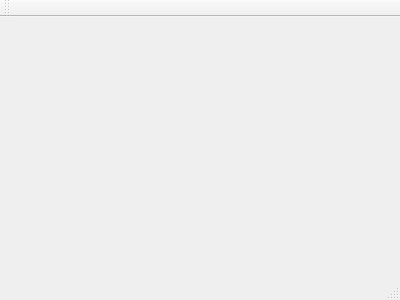
First picture: the form in HashFunctions/mainwindow.ui, repository Alg0r1thmic/CyberSecurity, before the edit.
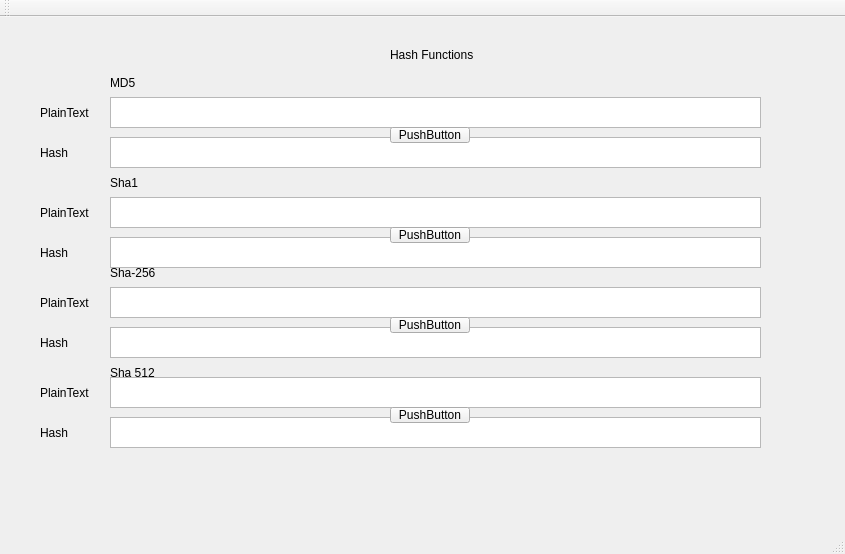
Second picture: the form after the edit.

```diff
--- a/HashFunctions/mainwindow.ui
+++ b/HashFunctions/mainwindow.ui
@@ -1,24 +1,341 @@
 <ui version="4.0">
  <class>MainWindow</class>
- <widget class="QMainWindow" name="MainWindow" >
-  <property name="geometry" >
+ <widget class="QMainWindow" name="MainWindow">
+  <property name="geometry">
    <rect>
     <x>0</x>
     <y>0</y>
-    <width>400</width>
-    <height>300</height>
+    <width>845</width>
+    <height>554</height>
    </rect>
   </property>
   <property name="windowTitle" >
    <string>MainWindow</string>
   </property>
-  <widget class="QMenuBar" name="menuBar" />
-  <widget class="QToolBar" name="mainToolBar" />
-  <widget class="QWidget" name="centralWidget" />
-  <widget class="QStatusBar" name="statusBar" />
+  <widget class="QWidget" name="centralWidget">
+   <widget class="QLabel" name="label">
+    <property name="geometry">
+     <rect>
+      <x>110</x>
+      <y>60</y>
+      <width>49</width>
+      <height>12</height>
+     </rect>
+    </property>
+    <property name="text">
+     <string>MD5</string>
+    </property>
+   </widget>
+   <widget class="QLabel" name="label_2">
+    <property name="geometry">
+     <rect>
+      <x>390</x>
+      <y>30</y>
+      <width>121</width>
+      <height>16</height>
+     </rect>
+    </property>
+    <property name="text">
+     <string>Hash Functions</string>
+    </property>
+   </widget>
+   <widget class="QTextEdit" name="textEdit">
+    <property name="geometry">
+     <rect>
+      <x>110</x>
+      <y>80</y>
+      <width>651</width>
+      <height>31</height>
+     </rect>
+    </property>
+   </widget>
+   <widget class="QTextEdit" name="textEdit_2">
+    <property name="geometry">
+     <rect>
+      <x>110</x>
+      <y>120</y>
+      <width>651</width>
+      <height>31</height>
+     </rect>
+    </property>
+   </widget>
+   <widget class="QLabel" name="label_4">
+    <property name="geometry">
+     <rect>
+      <x>40</x>
+      <y>130</y>
+      <width>49</width>
+      <height>12</height>
+     </rect>
+    </property>
+    <property name="text">
+     <string>Hash</string>
+    </property>
+   </widget>
+   <widget class="QLabel" name="label_5">
+    <property name="geometry">
+     <rect>
+      <x>110</x>
+      <y>250</y>
+      <width>49</width>
+      <height>12</height>
+     </rect>
+    </property>
+    <property name="text">
+     <string>Sha-256</string>
+    </property>
+   </widget>
+   <widget class="QTextEdit" name="textEdit_3">
+    <property name="geometry">
+     <rect>
+      <x>110</x>
+      <y>180</y>
+      <width>651</width>
+      <height>31</height>
+     </rect>
+    </property>
+   </widget>
+   <widget class="QTextEdit" name="textEdit_4">
+    <property name="geometry">
+     <rect>
+      <x>110</x>
+      <y>220</y>
+      <width>651</width>
+      <height>31</height>
+     </rect>
+    </property>
+   </widget>
+   <widget class="QLabel" name="label_6">
+    <property name="geometry">
+     <rect>
+      <x>110</x>
+      <y>160</y>
+      <width>49</width>
+      <height>12</height>
+     </rect>
+    </property>
+    <property name="text">
+     <string>Sha1</string>
+    </property>
+   </widget>
+   <widget class="QTextEdit" name="textEdit_5">
+    <property name="geometry">
+     <rect>
+      <x>110</x>
+      <y>270</y>
+      <width>651</width>
+      <height>31</height>
+     </rect>
+    </property>
+   </widget>
+   <widget class="QTextEdit" name="textEdit_6">
+    <property name="geometry">
+     <rect>
+      <x>110</x>
+      <y>310</y>
+      <width>651</width>
+      <height>31</height>
+     </rect>
+    </property>
+   </widget>
+   <widget class="QLabel" name="label_7">
+    <property name="geometry">
+     <rect>
+      <x>110</x>
+      <y>350</y>
+      <width>49</width>
+      <height>12</height>
+     </rect>
+    </property>
+    <property name="text">
+     <string>Sha 512</string>
+    </property>
+   </widget>
+   <widget class="QTextEdit" name="textEdit_7">
+    <property name="geometry">
+     <rect>
+      <x>110</x>
+      <y>360</y>
+      <width>651</width>
+      <height>31</height>
+     </rect>
+    </property>
+   </widget>
+   <widget class="QTextEdit" name="textEdit_8">
+    <property name="geometry">
+     <rect>
+      <x>110</x>
+      <y>400</y>
+      <width>651</width>
+      <height>31</height>
+     </rect>
+    </property>
+   </widget>
+   <widget class="QLabel" name="label_8">
+    <property name="geometry">
+     <rect>
+      <x>40</x>
+      <y>190</y>
+      <width>49</width>
+      <height>12</height>
+     </rect>
+    </property>
+    <property name="text">
+     <string>PlainText</string>
+    </property>
+   </widget>
+   <widget class="QLabel" name="label_9">
+    <property name="geometry">
+     <rect>
+      <x>40</x>
+      <y>280</y>
+      <width>49</width>
+      <height>12</height>
+     </rect>
+    </property>
+    <property name="text">
+     <string>PlainText</string>
+    </property>
+   </widget>
+   <widget class="QLabel" name="label_10">
+    <property name="geometry">
+     <rect>
+      <x>40</x>
+      <y>370</y>
+      <width>49</width>
+      <height>12</height>
+     </rect>
+    </property>
+    <property name="text">
+     <string>PlainText</string>
+    </property>
+   </widget>
+   <widget class="QLabel" name="label_11">
+    <property name="geometry">
+     <rect>
+      <x>40</x>
+      <y>230</y>
+      <width>49</width>
+      <height>12</height>
+     </rect>
+    </property>
+    <property name="text">
+     <string>Hash</string>
+    </property>
+   </widget>
+   <widget class="QLabel" name="label_12">
+    <property name="geometry">
+     <rect>
+      <x>40</x>
+      <y>320</y>
+      <width>49</width>
+      <height>12</height>
+     </rect>
+    </property>
+    <property name="text">
+     <string>Hash</string>
+    </property>
+   </widget>
+   <widget class="QLabel" name="label_13">
+    <property name="geometry">
+     <rect>
+      <x>40</x>
+      <y>410</y>
+      <width>49</width>
+      <height>12</height>
+     </rect>
+    </property>
+    <property name="text">
+     <string>Hash</string>
+    </property>
+   </widget>
+   <widget class="QLabel" name="label_14">
+    <property name="geometry">
+     <rect>
+      <x>40</x>
+      <y>90</y>
+      <width>49</width>
+      <height>12</height>
+     </rect>
+    </property>
+    <property name="text">
+     <string>PlainText</string>
+    </property>
+   </widget>
+   <widget class="QPushButton" name="pushButton_2">
+    <property name="geometry">
+     <rect>
+      <x>390</x>
+      <y>210</y>
+      <width>80</width>
+      <height>16</height>
+     </rect>
+    </property>
+    <property name="text">
+     <string>PushButton</string>
+    </property>
+   </widget>
+   <widget class="QPushButton" name="pushButton_3">
+    <property name="geometry">
+     <rect>
+      <x>390</x>
+      <y>300</y>
+      <width>80</width>
+      <height>16</height>
+     </rect>
+    </property>
+    <property name="text">
+     <string>PushButton</string>
+    </property>
+   </widget>
+   <widget class="QPushButton" name="pushButton_4">
+    <property name="geometry">
+     <rect>
+      <x>390</x>
+      <y>390</y>
+      <width>80</width>
+      <height>16</height>
+     </rect>
+    </property>
+    <property name="text">
+     <string>PushButton</string>
+    </property>
+   </widget>
+   <widget class="QPushButton" name="pushButton">
+    <property name="geometry">
+     <rect>
+      <x>390</x>
+      <y>110</y>
+      <width>80</width>
+      <height>16</height>
+     </rect>
+    </property>
+    <property name="text">
+     <string>PushButton</string>
+    </property>
+   </widget>
+  </widget>
+  <widget class="QMenuBar" name="menuBar">
+   <property name="geometry">
+    <rect>
+     <x>0</x>
+     <y>0</y>
+     <width>845</width>
+     <height>17</height>
+    </rect>
+   </property>
+  </widget>
+  <widget class="QToolBar" name="mainToolBar">
+   <attribute name="toolBarArea">
+    <enum>TopToolBarArea</enum>
+   </attribute>
+   <attribute name="toolBarBreak">
+    <bool>false</bool>
+   </attribute>
+  </widget>
+  <widget class="QStatusBar" name="statusBar"/>
  </widget>
- <layoutDefault spacing="6" margin="11" />
- <pixmapfunction></pixmapfunction>
+ <layoutdefault spacing="6" margin="11"/>
  <resources/>
  <connections/>
 </ui>
```
Left out of the diff: 3 changed lines with no effect on the pictures.
